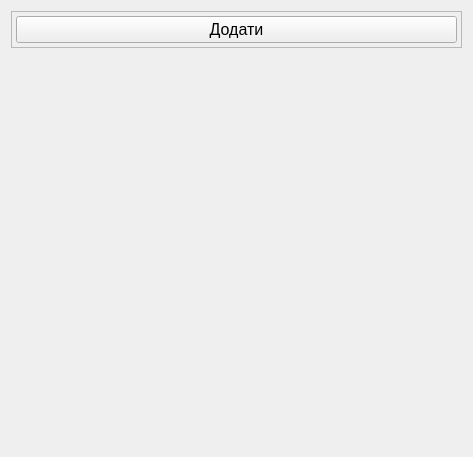
First picture: the form in src/componentswidget.ui, repository doliinyk/PC-Constructor, before the edit.
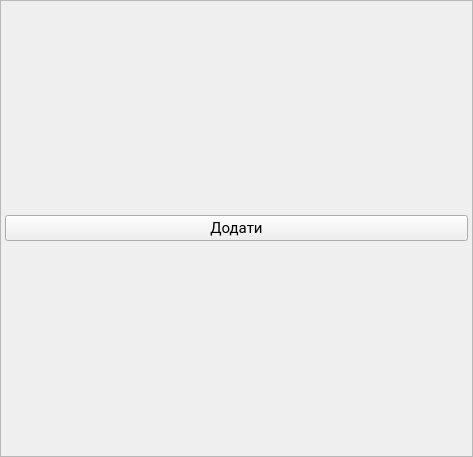
Second picture: the form after the edit.

Diff of the .ui file:
```diff
--- a/src/componentswidget.ui
+++ b/src/componentswidget.ui
@@ -13,24 +13,30 @@
   <property name="windowTitle">
    <string>Form</string>
   </property>
-  <layout class="QGridLayout" name="gridLayout_2">
+  <layout class="QGridLayout" name="gridLayout_2" rowstretch="1,0">
+   <property name="leftMargin">
+    <number>0</number>
+   </property>
+   <property name="topMargin">
+    <number>0</number>
+   </property>
+   <property name="rightMargin">
+    <number>0</number>
+   </property>
+   <property name="bottomMargin">
+    <number>0</number>
+   </property>
+   <item row="0" column="0">
+    <layout class="QGridLayout" name="gridLayout"/>
+   </item>
    <item row="1" column="0">
-    <spacer name="verticalSpacer">
-     <property name="orientation">
-      <enum>Qt::Vertical</enum>
-     </property>
-     <property name="sizeHint" stdset="0">
-      <size>
-       <width>20</width>
-       <height>40</height>
-      </size>
-     </property>
-    </spacer>
-   </item>
-   <item row="0" column="0">
-    <layout class="QGridLayout" name="gridLayout">
-     <item row="0" column="0">
       <widget class="QFrame" name="frame">
+     <property name="font">
+      <font>
+       <family>Roboto</family>
+       <pointsize>11</pointsize>
+      </font>
+     </property>
        <property name="frameShape">
         <enum>QFrame::StyledPanel</enum>
        </property>
@@ -54,7 +60,8 @@
          <widget class="QPushButton" name="pushButton">
           <property name="font">
            <font>
-            <pointsize>12</pointsize>
+          <family>Roboto</family>
+          <pointsize>11</pointsize>
            </font>
           </property>
           <property name="text">
@@ -64,8 +71,6 @@
         </item>
        </layout>
       </widget>
-     </item>
-    </layout>
    </item>
   </layout>
  </widget>
```
Left out of the diff: 2 changed lines with no effect on the pictures. Lines whose indentation alone changed are shown as unchanged.
